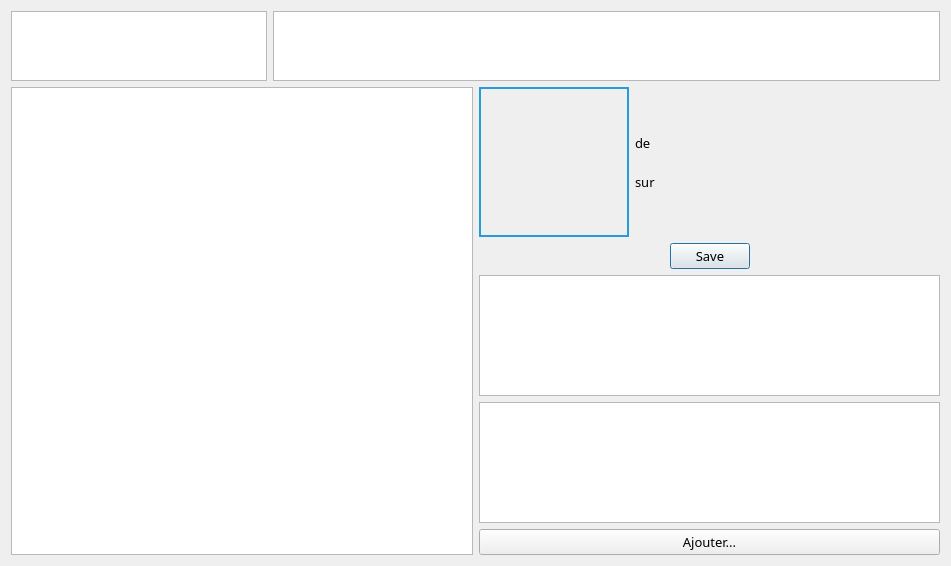
The window that projet-musique/core/ongletmp3.ui (toopoormaghell/projet-musique) describes before a commit, drawn with Qt 5.
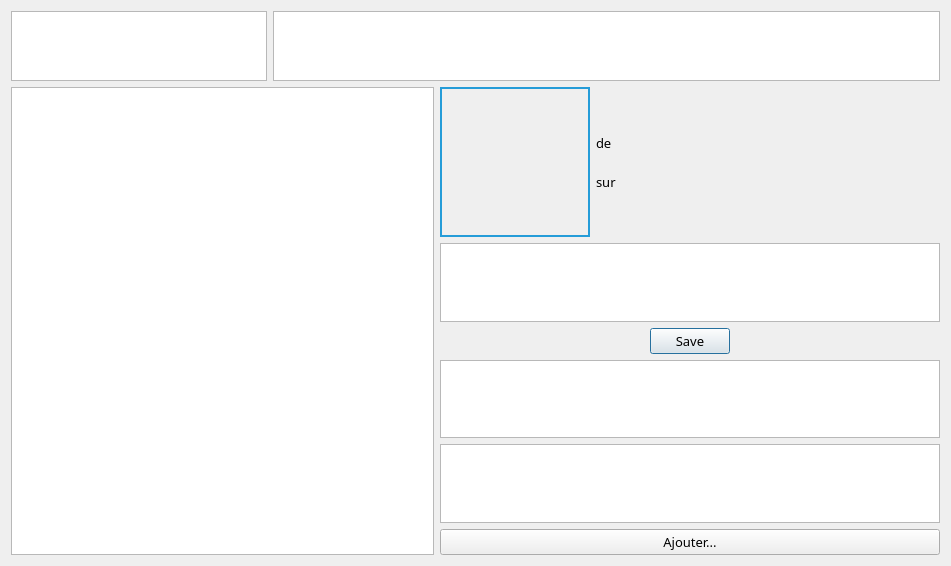
The same window after the commit.

The edit to the form file:
```diff
--- a/projet-musique/core/ongletmp3.ui
+++ b/projet-musique/core/ongletmp3.ui
@@ -202,13 +202,13 @@
             <widget class="QLabel" name="Piste">
              <property name="minimumSize">
               <size>
-               <width>20</width>
+               <width>50</width>
                <height>0</height>
               </size>
              </property>
              <property name="maximumSize">
               <size>
-               <width>20</width>
+               <width>50</width>
                <height>16777215</height>
               </size>
              </property>
@@ -221,13 +221,13 @@
             <widget class="QLabel" name="De">
              <property name="minimumSize">
               <size>
-               <width>20</width>
+               <width>50</width>
                <height>0</height>
               </size>
              </property>
              <property name="maximumSize">
               <size>
-               <width>20</width>
+               <width>50</width>
                <height>16777215</height>
               </size>
              </property>
@@ -243,13 +243,13 @@
             <widget class="QLabel" name="Sur">
              <property name="minimumSize">
               <size>
-               <width>20</width>
+               <width>50</width>
                <height>0</height>
               </size>
              </property>
              <property name="maximumSize">
               <size>
-               <width>20</width>
+               <width>50</width>
                <height>16777215</height>
               </size>
              </property>
@@ -319,6 +319,22 @@
          </item>
         </layout>
        </item>
+       <item>
+        <widget class="QListWidget" name="Titres">
+         <property name="minimumSize">
+          <size>
+           <width>500</width>
+           <height>0</height>
+          </size>
+         </property>
+         <property name="maximumSize">
+          <size>
+           <width>500</width>
+           <height>16777215</height>
+          </size>
+         </property>
+        </widget>
+       </item>
        <item>
         <widget class="QDialogButtonBox" name="buttonBox">
          <property name="maximumSize">
@@ -335,6 +351,19 @@
          </property>
         </widget>
        </item>
+       <item>
+        <spacer name="verticalSpacer_2">
+         <property name="orientation">
+          <enum>Qt::Vertical</enum>
+         </property>
+         <property name="sizeHint" stdset="0">
+          <size>
+           <width>20</width>
+           <height>40</height>
+          </size>
+         </property>
+        </spacer>
+       </item>
        <item>
         <widget class="QListWidget" name="Similaires">
          <property name="maximumSize">
```
